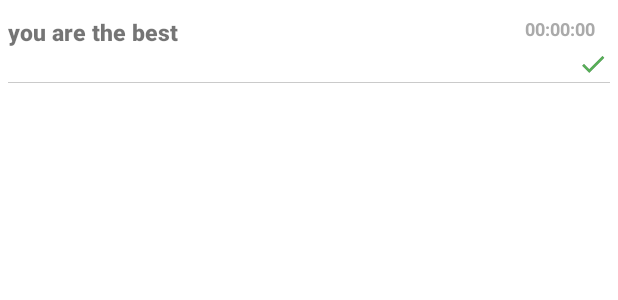
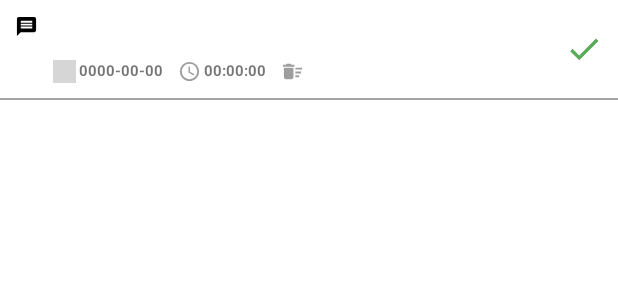
Before and after one commit to olukayodepaul/MobileTraderMTX, an Android app: the layout message_adapter.xml on its own in the app's theme, with its tools: preview values and no code run, on a phone screen of 412 x 824 dp. Shown: the top 300 px of the screen. Run offline under Robolectric (Android 15) with nearby library versions, the phone set to English and light mode, and no system bars; grey boxes are pictures that could not be loaded.

Commit message:
Add message instances

```diff
--- a/app/src/main/java/com/mobile/mobiletradermtx/ui/order/OrderAdapter.kt
+++ b/app/src/main/java/com/mobile/mobiletradermtx/ui/order/OrderAdapter.kt
@@ -49,7 +49,6 @@ class OrderAdapter(
             binding.iconsImages.setOnClickListener {
                 clickListener(item, binding)
             }
-
         }
     }
 }
--- /dev/null
+++ b/app/src/main/res/drawable/ic_delete.xml
@@ -0,0 +1,5 @@
+<vector android:height="24dp" android:tint="#9E9E9E"
+    android:viewportHeight="24" android:viewportWidth="24"
+    android:width="24dp" xmlns:android="http://schemas.android.com/apk/res/android">
+    <path android:fillColor="#9E9E9E" android:pathData="M15,16h4v2h-4zM15,8h7v2h-7zM15,12h6v2h-6zM3,18c0,1.1 0.9,2 2,2h6c1.1,0 2,-0.9 2,-2L13,8L3,8v10zM14,5h-3l-1,-1L6,4L5,5L2,5v2h12z"/>
+</vector>
--- /dev/null
+++ b/app/src/main/res/drawable/ic_message.xml
@@ -0,0 +1,5 @@
+<vector android:autoMirrored="true" android:height="24dp"
+    android:tint="#000000" android:viewportHeight="24"
+    android:viewportWidth="24" android:width="24dp" xmlns:android="http://schemas.android.com/apk/res/android">
+    <path android:fillColor="@android:color/white" android:pathData="M20,2L4,2c-1.1,0 -1.99,0.9 -1.99,2L2,22l4,-4h14c1.1,0 2,-0.9 2,-2L22,4c0,-1.1 -0.9,-2 -2,-2zM18,14L6,14v-2h12v2zM18,11L6,11L6,9h12v2zM18,8L6,8L6,6h12v2z"/>
+</vector>
--- /dev/null
+++ b/app/src/main/res/drawable/ic_time.xml
@@ -0,0 +1,6 @@
+<vector android:height="24dp" android:tint="#9E9E9E"
+    android:viewportHeight="24" android:viewportWidth="24"
+    android:width="24dp" xmlns:android="http://schemas.android.com/apk/res/android">
+    <path android:fillColor="#9E9E9E" android:pathData="M11.99,2C6.47,2 2,6.48 2,12s4.47,10 9.99,10C17.52,22 22,17.52 22,12S17.52,2 11.99,2zM12,20c-4.42,0 -8,-3.58 -8,-8s3.58,-8 8,-8 8,3.58 8,8 -3.58,8 -8,8z"/>
+    <path android:fillColor="#9E9E9E" android:pathData="M12.5,7H11v6l5.25,3.15 0.75,-1.23 -4.5,-2.67z"/>
+</vector>
--- a/app/src/main/res/layout/message_adapter.xml
+++ b/app/src/main/res/layout/message_adapter.xml
@@ -5,73 +5,112 @@
     xmlns:tools="http://schemas.android.com/tools"
     android:orientation="vertical"
     android:layout_width="match_parent"
-    android:layout_height="match_parent"
+    android:layout_height="wrap_content"
     android:id="@+id/parent_modules"
-    android:background="@color/white"
-    android:padding="5dp">
+    android:background="@color/white">
 
-    <RelativeLayout
-        android:layout_width="match_parent"
-        android:layout_height="50dp"
-        android:background="@color/ballReleasegb"
-        android:paddingBottom="0.5dp">
+    <ImageView
+        android:id="@+id/message_icons"
+        android:layout_width="15dp"
+        android:layout_height="15dp"
+        android:layout_marginStart="10dp"
+        android:layout_marginTop="10dp"
+        android:src="@drawable/ic_message" />
 
-        <RelativeLayout
+    <TextView
         android:id="@+id/content"
         android:layout_width="match_parent"
-            android:layout_height="match_parent"
-            android:background="@color/white"
-            android:paddingTop="5dp">
-
-            <TextView
-                android:id="@+id/modulecontents"
-                android:layout_width="wrap_content"
         android:layout_height="wrap_content"
-                android:layout_alignParentStart="true"
-                android:layout_toStartOf="@+id/timeago"
-                android:fontFamily="@font/roboto_black"
+        android:layout_marginStart="10dp"
+        android:layout_marginTop="6dp"
+        android:layout_marginEnd="40dp"
+        android:layout_toEndOf="@+id/message_icons"
+        android:fontFamily="@font/roboto_regular"
         android:lines="1"
-                android:text="you are the best"
-                android:textSize="15sp" />
-
-            <TextView
-                android:id="@+id/timeago"
-                android:layout_width="wrap_content"
-                android:layout_height="wrap_content"
-                android:layout_alignParentTop="true"
-                android:layout_alignParentEnd="true"
-                android:layout_marginLeft="10dp"
-                android:layout_marginRight="10dp"
-                android:layout_toStartOf="@+id/icons_images"
-                android:fontFamily="@font/roboto_bold"
-                android:lines="1"
-                android:text="00:00:00"
-                android:textColor="@color/base"
-                android:textSize="12sp"
-                android:textStyle="bold" />
+        android:textSize="17sp" />
 
     <ImageView
         android:id="@+id/icons_images"
-                android:layout_width="20dp"
-                android:layout_height="20dp"
-                android:layout_below="@+id/timeago"
+        android:layout_width="25dp"
+        android:layout_height="25dp"
         android:layout_alignParentEnd="true"
-                android:layout_marginEnd="1dp"
-                app:srcCompat="@drawable/ic_baseline_done_24_1"
-                android:layout_marginTop="5dp"
-                />
+        android:layout_marginTop="20dp"
+        android:layout_marginEnd="10dp"
+        app:srcCompat="@drawable/ic_baseline_done_24_1" />
 
     <ImageView
         android:id="@+id/custIcons"
-                android:layout_width="20dp"
-                android:layout_height="20dp"
-                android:layout_below="@+id/timeago"
+        android:layout_width="25dp"
+        android:layout_height="25dp"
         android:layout_alignParentEnd="true"
-                android:layout_marginTop="5dp"
-                android:layout_marginEnd="1dp"
+        android:layout_marginTop="20dp"
+        android:layout_marginEnd="10dp"
         app:srcCompat="@drawable/ic_baseline_done_24_2" />
 
+    <ImageView
+        android:id="@+id/calendarImage"
+        android:layout_width="15dp"
+        android:layout_height="15dp"
+        android:layout_below="@+id/content"
+        android:layout_marginStart="10dp"
+        android:layout_marginTop="10dp"
+        android:layout_toEndOf="@+id/message_icons"
+        android:src="@drawable/ic_calenda" />
+
+    <TextView
+        android:id="@+id/calendarDate"
+        android:layout_width="wrap_content"
+        android:layout_height="15dp"
+        android:layout_below="@+id/content"
+        android:layout_marginStart="2dp"
+        android:layout_marginTop="10dp"
+        android:layout_toEndOf="@+id/calendarImage"
+        android:fontFamily="@font/roboto_bold"
+        android:text="0000-00-00"
+        android:textSize="10sp" />
+
+
+    <ImageView
+        android:id="@+id/timeImage"
+        android:layout_width="15dp"
+        android:layout_height="15dp"
+        android:layout_below="@+id/content"
+        android:layout_marginStart="10dp"
+        android:layout_marginTop="10dp"
+        android:layout_toEndOf="@+id/calendarDate"
+        android:src="@drawable/ic_time" />
+
+
+    <TextView
+        android:id="@+id/timeTime"
+        android:layout_width="wrap_content"
+        android:layout_height="15dp"
+        android:layout_below="@+id/content"
+        android:layout_marginStart="2dp"
+        android:layout_marginTop="10dp"
+        android:layout_toEndOf="@+id/timeImage"
+        android:fontFamily="@font/roboto_bold"
+        android:text="00:00:00"
+        android:textSize="10sp" />
+
+
+    <ImageView
+        android:id="@+id/deleteImage"
+        android:layout_width="15dp"
+        android:layout_height="15dp"
+        android:layout_below="@+id/content"
+        android:layout_marginStart="10dp"
+        android:layout_marginTop="10dp"
+        android:layout_toEndOf="@+id/timeTime"
+        android:src="@drawable/ic_delete" />
+
+    <View
+        android:id="@+id/view"
+        android:layout_width="wrap_content"
+        android:layout_height="1dp"
+        android:layout_below="@+id/deleteImage"
+        android:layout_marginTop="10dp"
+        android:layout_marginBottom="1dp"
+        android:background="#A3A3A3" />
 
 </RelativeLayout>
-    </RelativeLayout>
-</RelativeLayout>
--- a/build.gradle.kts
+++ b/build.gradle.kts
@@ -10,7 +10,6 @@ buildscript {
             classpath(Hilt.hilt_gradle_plugin)
             classpath(Build.kotlinGradlePlugin)
             classpath ("com.google.gms:google-services:4.3.10")
-
         }
     }
 }
--- a/buildSrc/src/main/java/General.kt
+++ b/buildSrc/src/main/java/General.kt
@@ -3,5 +3,9 @@ object General {
     const val colorGenerator = "com.amulyakhare:com.amulyakhare.textdrawable:${colorGeneratorVetsion}"
 
     private const val matieral_dialogs_version = "3.1.0"
-    const val   materialDialog = "com.afollestad.material-dialogs:core:${matieral_dialogs_version}"
+    const val materialDialog = "com.afollestad.material-dialogs:core:${matieral_dialogs_version}"
+
+    //badge
+    private const val badgeVersion = "1.0.4"
+    const val badge = "com.nex3z:notification-badge:${badgeVersion}"
 }
```
Also changed, not shown: app/build.gradle.kts (+22 -31 lines), app/src/main/java/com/mobile/mobiletradermtx/ui/messages/MessageActivity.kt (+20 -5 lines), app/src/main/java/com/mobile/mobiletradermtx/ui/messages/MessageAdapter.kt (+10 -5 lines), app/src/main/java/com/mobile/mobiletradermtx/ui/messages/MessageViewModel.kt (+2 -8 lines), app/src/main/res/layout/message_bottom_sheet.xml (added, +42 -0 lines), buildSrc/src/main/java/Google.kt (+28 -0 lines), buildSrc/src/main/java/ProjectConfig.kt (+6 -4 lines). Lines whose indentation alone changed are shown as unchanged.
